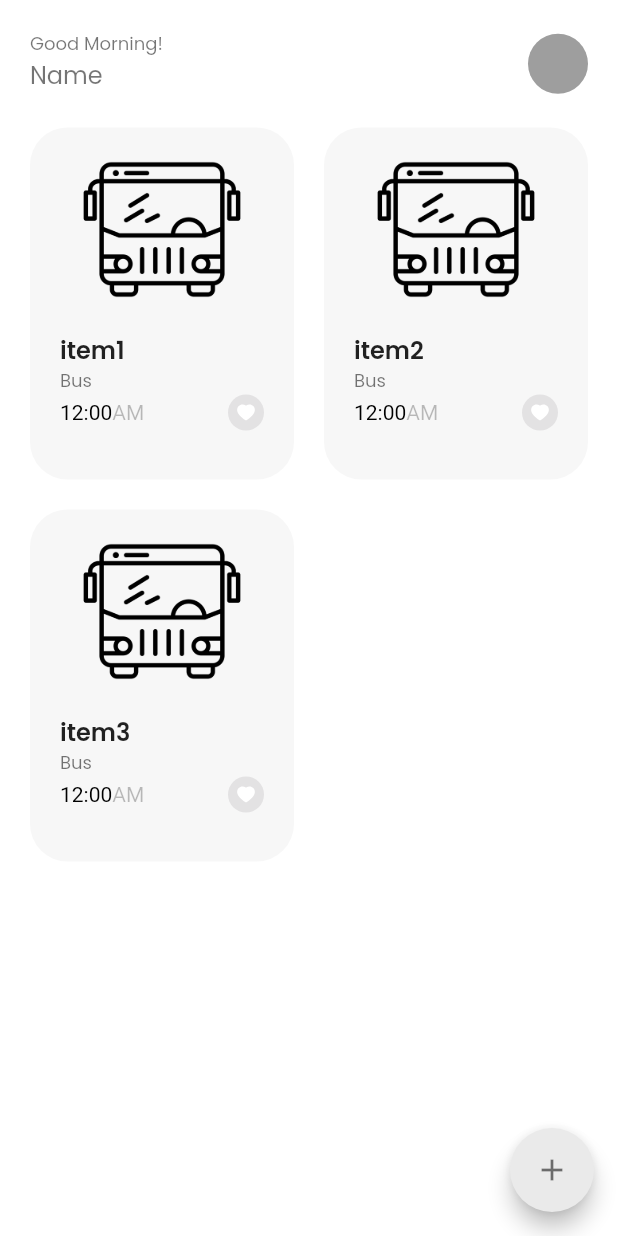
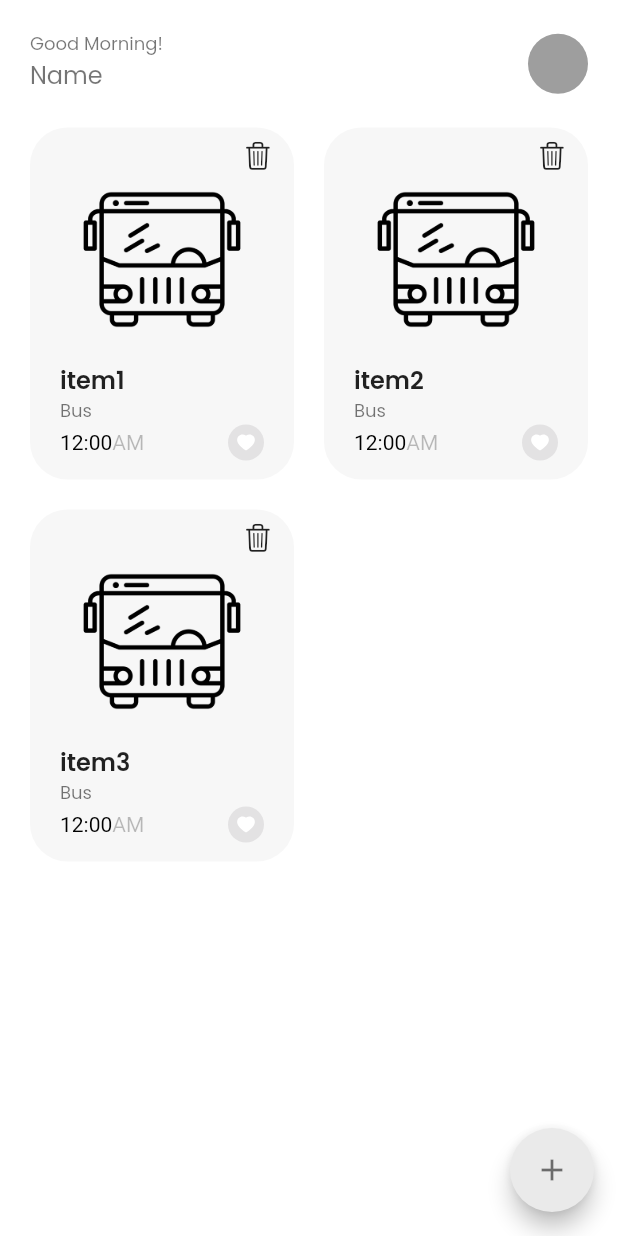
Before and after one commit to chlee1252/Scheduled_Map, a Flutter app: the screen it shows after launch, on a phone screen of 412 x 824 dp. Run offline on Flutter 3.47's test engine with Material 2 defaults, Android fonts, the phone set to English and light mode, and no system bars; our stand-ins replace flutter_svg, get, google_fonts.

Commit message:
feat: add cancel button on route card

```diff
--- a/lib/home/controllers/home_controller.dart
+++ b/lib/home/controllers/home_controller.dart
@@ -6,7 +6,7 @@ class HomeController extends GetxController {
     new Items(title: "item1", image: "assets/icon/bus.png"),
     new Items(title: "item2", image: "assets/icon/bus.png"),
     new Items(title: "item3", image: "assets/icon/bus.png"),
-  ];
+  ].obs;
 
   List<Items> getItems() => items;
 
@@ -17,4 +17,8 @@ class HomeController extends GetxController {
   void addItem(Items item) {
     items.add(item);
   }
+
+  void removeItem(int index) {
+    items.removeAt(index);
+  }
 }
--- a/lib/home/screen/home_screen.dart
+++ b/lib/home/screen/home_screen.dart
@@ -31,7 +31,8 @@ class HomeScreen extends StatelessWidget {
                       bottomRight: Radius.circular(defaultPadding * 1.5),
                     ),
                   ),
-                  child: GridView.builder(
+                  child: Obx(
+                    () => GridView.builder(
                       itemCount: homeController.getItems().length,
                       gridDelegate: SliverGridDelegateWithFixedCrossAxisCount(
                         crossAxisCount: 2,
@@ -40,12 +41,14 @@ class HomeScreen extends StatelessWidget {
                         crossAxisSpacing: defaultPadding,
                       ),
                       itemBuilder: (context, index) => RouteCard(
+                        index: index,
                         items: homeController.getItems()[index],
                         press: () => Get.toNamed(
                           "/details",
                           arguments: {
                             "title": homeController.getItems()[index].title!
                           },
+                        ),
                       ),
                     ),
                   ),
--- a/lib/home/widget/route_card.dart
+++ b/lib/home/widget/route_card.dart
@@ -1,18 +1,24 @@
+import 'package:flutter/cupertino.dart';
 import 'package:flutter/material.dart';
+import 'package:get/get.dart';
 import 'package:scheduled_map/constants.dart';
+import 'package:scheduled_map/home/controllers/home_controller.dart';
 import 'package:scheduled_map/home/widget/on_icon.dart';
 import 'package:scheduled_map/home/widget/time.dart';
 import 'package:scheduled_map/models/Items.dart';
 
 class RouteCard extends StatelessWidget {
-  const RouteCard({
+  RouteCard({
     Key? key,
     required this.items,
     required this.press,
+    required this.index,
   }) : super(key: key);
 
   final Items items;
+  final int index;
   final VoidCallback press;
+  final HomeController homeController = Get.find();
 
   @override
   Widget build(BuildContext context) {
@@ -29,13 +35,32 @@ class RouteCard extends StatelessWidget {
         child: Column(
           crossAxisAlignment: CrossAxisAlignment.start,
           children: [
+            Row(
+              mainAxisAlignment: MainAxisAlignment.end,
+              children: [
+                SizedBox(
+                  height: 20,
+                  width: 20,
+                  child: IconButton(
+                    onPressed: () => homeController.removeItem(index),
+                    icon: Icon(
+                      CupertinoIcons.delete_simple,
+                      size: 20,
+                    ),
+                  ),
+                ),
+              ],
+            ),
             Image.asset(items.image!),
-            Text(
-              items.title!,
-              style: Theme.of(context)
-                  .textTheme
-                  .subtitle1!
-                  .copyWith(fontWeight: FontWeight.w600),
+            FittedBox(
+              fit: BoxFit.fitWidth,
+              child: Text(
+                items.title!,
+                style: Theme.of(context)
+                    .textTheme
+                    .subtitle1!
+                    .copyWith(fontWeight: FontWeight.w600),
+              ),
             ),
             Text(
               "Bus",
```
Also changed, not shown: lib/home/widget/cancel_icon.dart (added, +20 -0 lines), assets/icon/cancel.svg (added). Lines whose indentation alone changed are shown as unchanged.
